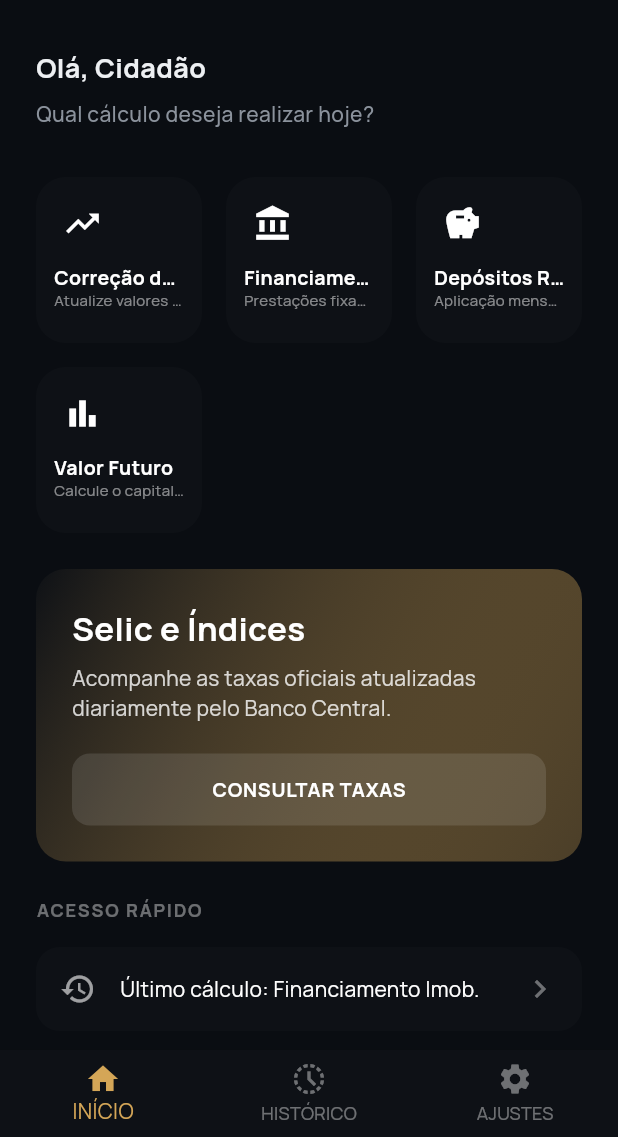
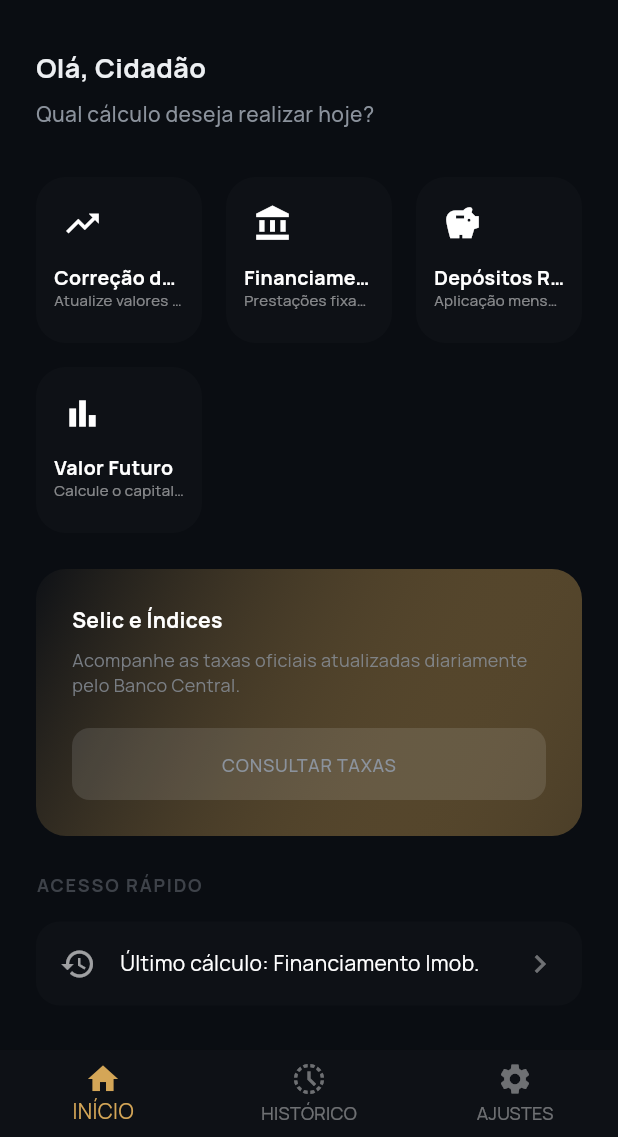
Before and after one commit to Rodrigosdk/RealCalc, a Flutter app: the screen it shows after launch, on a phone screen of 412 x 824 dp, the part 99-1236 px from its top. Run offline on Flutter 3.47's test engine with Material 3 defaults, Android fonts, the phone set to English and light mode, and no system bars; our stand-ins replace equatable, flutter_bloc, flutter_modular, google_fonts.

Commit message:
refactor: atualizar estilos de texto e temas de card para novo design

```diff
--- a/lib/core/themes/app_theme.dart
+++ b/lib/core/themes/app_theme.dart
@@ -158,11 +158,11 @@ class AppTheme {
             ColorTokens.surface,
             ColorTokens.accentAmber.withValues(alpha: 0.32),
           ],
-          titleStyle: AppTextStyles.highlightCardTitle,
-          subtitleStyle: AppTextStyles.highlightCardSubtitle,
+          titleStyle: AppTextStyles.menuCardTitleFeatured,
+          subtitleStyle: AppTextStyles.menuCardDescriptionFeatured,
           buttonBackgroundColor: Colors.white,
           buttonForegroundColor: Colors.white,
-          buttonTextStyle: AppTextStyles.highlightCardButton,
+          buttonTextStyle: AppTextStyles.menuCardDescriptionFeatured,
         ),
 
         MenuCardTheme(
--- a/lib/core/themes/text_styles.dart
+++ b/lib/core/themes/text_styles.dart
@@ -6,7 +6,8 @@ class AppTextStyles {
   static final TextStyle _base = GoogleFonts.manrope();
   static final TextStyle _baseWhite = _base.copyWith(color: Colors.white);
 
-  // Headlines
+  // Headlines — mantidos, ainda usados pela TextTheme padrão do Material
+  // (dialogs, snackbars etc.) mesmo com o header customizado nas telas.
   static final TextStyle headlineLarge = _base.copyWith(
     fontSize: 32,
     fontWeight: FontWeight.bold,
@@ -17,7 +18,8 @@ class AppTextStyles {
     fontWeight: FontWeight.bold,
   );
 
-  // Body
+  // Body — mantidos sem alteração, `bodyLarge` já é o tamanho correto
+  // usado nos valores de input pelo InputForms.
   static final TextStyle bodyLarge = _base.copyWith(fontSize: 16);
   static final TextStyle bodyMedium = _base.copyWith(fontSize: 14);
   static final TextStyle labelLarge = _base.copyWith(
@@ -26,11 +28,12 @@ class AppTextStyles {
     letterSpacing: 0.5,
   );
 
-  // Componentes
+  // Componentes gerais — mantidos. errorBannerText já usa ColorTokens.error,
+  // só depende da cor em si ser atualizada (ColorTokens), não do estilo.
   static final TextStyle helpCardMessage = _base.copyWith(
     fontSize: 14,
     color: ColorTokens.textPrimary,
-    fontWeight:  FontWeight.w400
+    fontWeight: FontWeight.w400,
   );
   static final TextStyle inputHelperText = _base.copyWith(
     fontSize: 12,
@@ -42,18 +45,31 @@ class AppTextStyles {
     color: ColorTokens.error,
   );
 
-  // HighlightCard
-  static final TextStyle highlightCardTitle = _baseWhite.copyWith(
-    fontSize: 22,
-    fontWeight: FontWeight.bold,
+  // Card de métrica (Selic) — NOVO. Substitui highlightCardTitle/
+  // highlightCardSubtitle/highlightCardButton, que eram específicos do
+  // HighlightCard antigo (removido). Cor não é fixada aqui porque muda
+  // conforme o estado (amber padrão, verde/vermelho em variação futura);
+  // aplicar via .copyWith(color: ...) no componente.
+  static final TextStyle metricLabel = _base.copyWith(
+    fontSize: 12,
+    color: ColorTokens.textSecondary,
   );
-  static final TextStyle highlightCardSubtitle = _baseWhite.copyWith(
-    fontSize: 14,
+  static final TextStyle metricValue = _base.copyWith(
+    fontSize: 30,
+    fontWeight: FontWeight.w500,
+    letterSpacing: -0.6,
+    fontFeatures: const [FontFeature.tabularFigures()],
   );
-  static final TextStyle highlightCardButton = _baseWhite.copyWith(
-    fontSize: 13,
-    fontWeight: FontWeight.bold,
-    letterSpacing: 0.5,
+  static final TextStyle metricCaption = _base.copyWith(
+    fontSize: 11,
+    color: ColorTokens.textHint,
+  );
+
+  // Badge de estado do campo ("vazio" / "calculado" / "resultado") — NOVO.
+  // Sem cor fixa: cada estado (amber/verde/vermelho) aplica a própria cor.
+  static final TextStyle stateBadge = _base.copyWith(
+    fontSize: 11,
+    fontWeight: FontWeight.w500,
   );
 
   // MenuCard
@@ -69,9 +85,21 @@ class AppTextStyles {
     fontSize: 10,
     height: 1.1,
   );
+  // Corrigido: estava em 9px, abaixo do mínimo legível (11px).
   static final TextStyle menuCardDescriptionCompact = _baseWhite.copyWith(
-    fontSize: 9,
+    fontSize: 11,
     height: 1.1,
+  );
+
+  // MenuCard — variante featured (tile full-width, texto um pouco maior
+  // por ter mais espaço horizontal disponível). NOVO.
+  static final TextStyle menuCardTitleFeatured = _baseWhite.copyWith(
+    fontSize: 14,
+    fontWeight: FontWeight.bold,
+  );
+  static final TextStyle menuCardDescriptionFeatured = _base.copyWith(
+    fontSize: 12,
+    color: ColorTokens.textSecondary,
   );
 
   // Home
@@ -79,10 +107,14 @@ class AppTextStyles {
     fontSize: 20,
     fontWeight: FontWeight.bold,
   );
-  static final TextStyle sectionHeader = _baseWhite.copyWith(
+  // Cor movida pra dentro do estilo (era aplicada com .withValues(alpha: 0.4)
+  // no call site em home_page.dart) — evita repetir o ajuste de opacidade
+  // toda vez que o label for usado.
+  static final TextStyle sectionHeader = _base.copyWith(
     fontSize: 12,
     fontWeight: FontWeight.bold,
     letterSpacing: 1.2,
+    color: ColorTokens.textSecondary,
   );
   static final TextStyle historyItem = _baseWhite.copyWith(fontSize: 14);
 }
```
Also changed, not shown: 3 other files.
